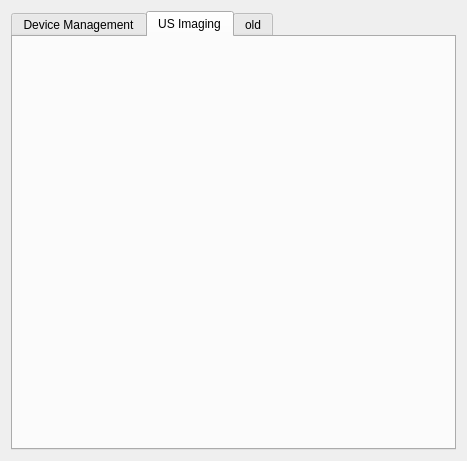
This is Plugins/org.mitk.gui.qt.ultrasound/src/internal/UltrasoundSupportControls.ui in MITK/MITK as Qt 5 draws it before an edit. The edited form follows.
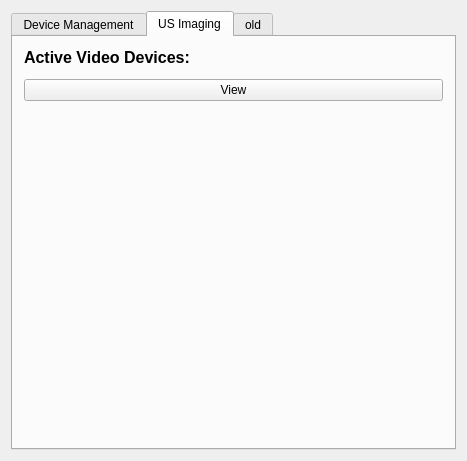
This is the edited form. The open tabs and pages were chosen to show the change. Custom widgets are drawn as their Qt base class.

Patch:
```diff
--- a/Plugins/org.mitk.gui.qt.ultrasound/src/internal/UltrasoundSupportControls.ui
+++ b/Plugins/org.mitk.gui.qt.ultrasound/src/internal/UltrasoundSupportControls.ui
@@ -76,6 +76,42 @@
       <attribute name="title">
        <string>US Imaging</string>
       </attribute>
+      <layout class="QFormLayout" name="formLayout">
+       <property name="fieldGrowthPolicy">
+        <enum>QFormLayout::AllNonFixedFieldsGrow</enum>
+       </property>
+       <item row="0" column="0">
+        <widget class="QLabel" name="label">
+         <property name="font">
+          <font>
+           <pointsize>12</pointsize>
+           <weight>75</weight>
+           <bold>true</bold>
+          </font>
+         </property>
+         <property name="text">
+          <string>Active Video Devices:</string>
+         </property>
+        </widget>
+       </item>
+       <item row="1" column="0">
+        <widget class="QmitkUSDeviceListWidget" name="m_ActiveVideoDevices" native="true">
+         <property name="sizePolicy">
+          <sizepolicy hsizetype="Preferred" vsizetype="Preferred">
+           <horstretch>0</horstretch>
+           <verstretch>0</verstretch>
+          </sizepolicy>
+         </property>
+        </widget>
+       </item>
+       <item row="2" column="0" colspan="2">
+        <widget class="QPushButton" name="m_BtnView">
+         <property name="text">
+          <string>View</string>
+         </property>
+        </widget>
+       </item>
+      </layout>
      </widget>
      <widget class="QWidget" name="tab_2">
       <attribute name="title">
@@ -138,6 +174,12 @@
    <header>QmitkUSNewVideoDeviceWidget.h</header>
    <container>1</container>
   </customwidget>
+  <customwidget>
+   <class>QmitkUSDeviceListWidget</class>
+   <extends>QWidget</extends>
+   <header>QmitkUSDeviceListWidget.h</header>
+   <container>1</container>
+  </customwidget>
  </customwidgets>
  <resources/>
  <connections/>
```
Left out of the diff: 2 changed lines with no effect on the pictures.
